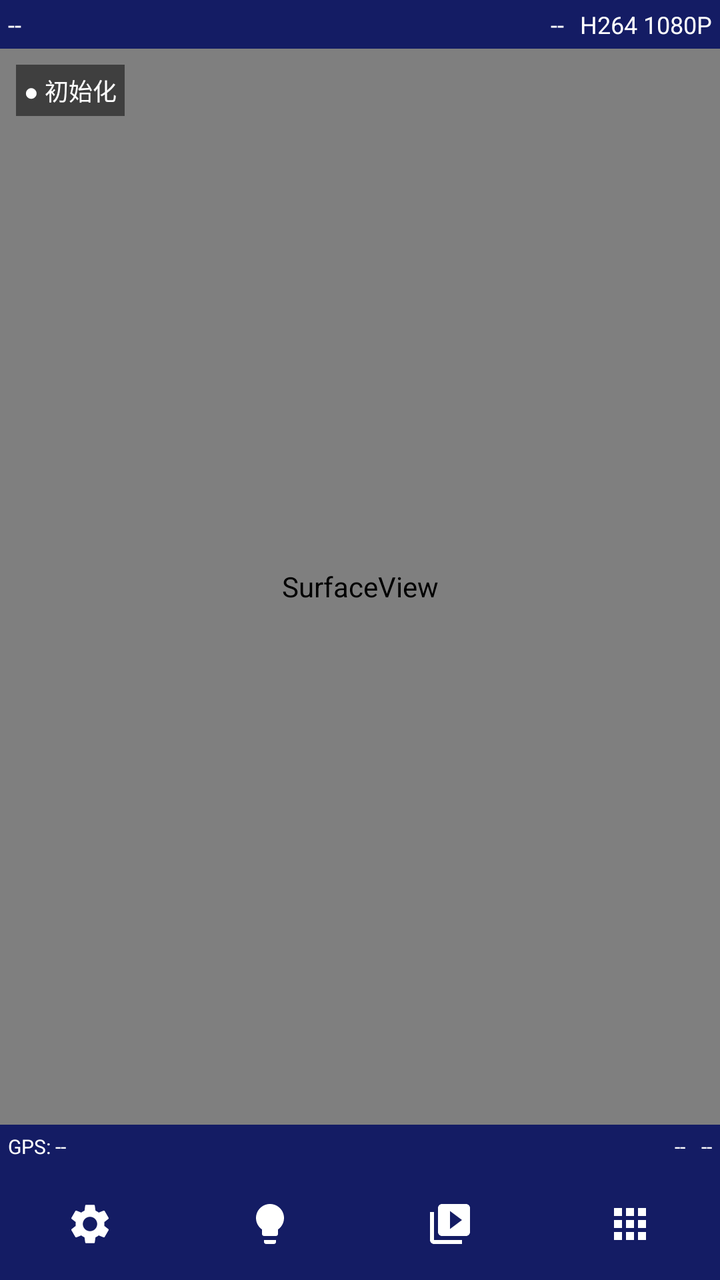
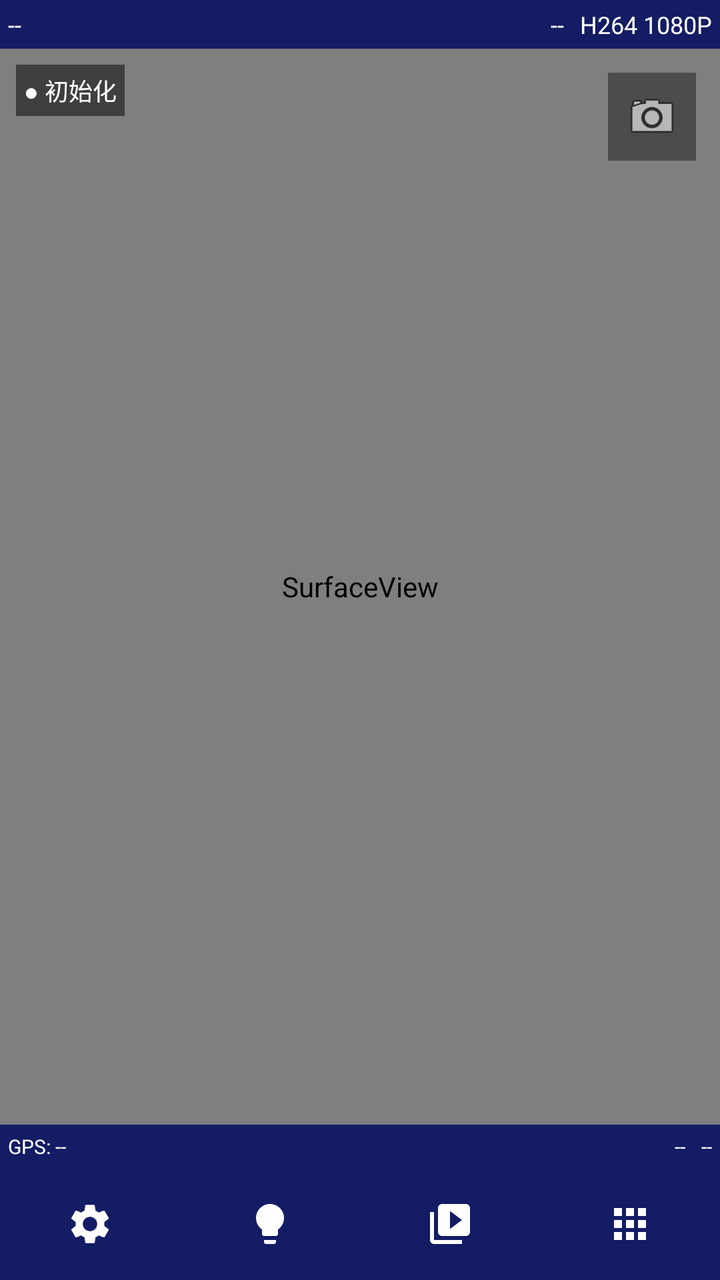

Compare the two renders of this Android layout. The source of the first and the diff that turns it into the second are given below.
<!-- AndroidManifest.xml: application theme Theme.EnforcementApp -->
<!-- res/layout/activity_main.xml -->
<?xml version="1.0" encoding="utf-8"?>
<androidx.constraintlayout.widget.ConstraintLayout
    xmlns:android="http://schemas.android.com/apk/res/android"
    xmlns:app="http://schemas.android.com/apk/res-auto"
    android:layout_width="match_parent"
    android:layout_height="match_parent"
    android:background="#000000">

    
    <LinearLayout
        android:id="@+id/infoBar"
        android:layout_width="match_parent"
        android:layout_height="wrap_content"
        android:orientation="horizontal"
        android:padding="4dp"
        android:background="#CC1A237E"
        app:layout_constraintTop_toTopOf="parent"
        app:layout_constraintStart_toStartOf="parent"
        app:layout_constraintEnd_toEndOf="parent">

        <TextView
            android:id="@+id/tvStorage"
            android:layout_width="wrap_content"
            android:layout_height="wrap_content"
            android:textColor="#FFFFFF"
            android:textSize="12sp"
            android:text="--" />

        <Space
            android:layout_width="0dp"
            android:layout_height="1dp"
            android:layout_weight="1" />

        <TextView
            android:id="@+id/tvDate"
            android:layout_width="wrap_content"
            android:layout_height="wrap_content"
            android:textColor="#FFFFFF"
            android:textSize="12sp"
            android:text="--" />

        <Space
            android:layout_width="8dp"
            android:layout_height="1dp" />

        <TextView
            android:id="@+id/tvEncoding"
            android:layout_width="wrap_content"
            android:layout_height="wrap_content"
            android:textColor="#FFFFFF"
            android:textSize="12sp"
            android:text="H264 1080P" />

    </LinearLayout>

    
    <SurfaceView
        android:id="@+id/surfacePreview"
        android:layout_width="match_parent"
        android:layout_height="0dp"
        app:layout_constraintTop_toBottomOf="@id/infoBar"
        app:layout_constraintBottom_toTopOf="@id/gpsBar"
        app:layout_constraintStart_toStartOf="parent"
        app:layout_constraintEnd_toEndOf="parent" />

    
    <TextView
        android:id="@+id/tvStreamStatus"
        android:layout_width="wrap_content"
        android:layout_height="wrap_content"
        android:padding="4dp"
        android:textColor="#FFFFFF"
        android:textSize="12sp"
        android:background="#80000000"
        android:text="● 初始化"
        android:layout_margin="8dp"
        app:layout_constraintTop_toBottomOf="@id/infoBar"
        app:layout_constraintStart_toStartOf="parent" />

    
    <TextView
        android:id="@+id/tvRecordingIndicator"
        android:layout_width="wrap_content"
        android:layout_height="wrap_content"
        android:padding="6dp"
        android:textColor="#FF0000"
        android:textSize="14sp"
        android:textStyle="bold"
        android:background="#80000000"
        android:text="● REC 00:00"
        android:visibility="gone"
        android:layout_margin="8dp"
        app:layout_constraintTop_toBottomOf="@id/infoBar"
        app:layout_constraintEnd_toEndOf="parent" />

    
    <LinearLayout
        android:id="@+id/gpsBar"
        android:layout_width="match_parent"
        android:layout_height="wrap_content"
        android:orientation="horizontal"
        android:padding="4dp"
        android:background="#CC1A237E"
        app:layout_constraintBottom_toTopOf="@id/bottomBar"
        app:layout_constraintStart_toStartOf="parent"
        app:layout_constraintEnd_toEndOf="parent">

        <TextView
            android:id="@+id/tvGps"
            android:layout_width="wrap_content"
            android:layout_height="wrap_content"
            android:textColor="#FFFFFF"
            android:textSize="10sp"
            android:text="GPS: --" />

        <Space
            android:layout_width="0dp"
            android:layout_height="1dp"
            android:layout_weight="1" />

        <TextView
            android:id="@+id/tvDeviceId"
            android:layout_width="wrap_content"
            android:layout_height="wrap_content"
            android:textColor="#FFFFFF"
            android:textSize="10sp"
            android:text="--" />

        <Space
            android:layout_width="8dp"
            android:layout_height="1dp" />

        <TextView
            android:id="@+id/tvTime"
            android:layout_width="wrap_content"
            android:layout_height="wrap_content"
            android:textColor="#FFFFFF"
            android:textSize="10sp"
            android:text="--" />

    </LinearLayout>

    
    <LinearLayout
        android:id="@+id/bottomBar"
        android:layout_width="match_parent"
        android:layout_height="56dp"
        android:orientation="horizontal"
        android:background="#CC1A237E"
        app:layout_constraintBottom_toBottomOf="parent"
        app:layout_constraintStart_toStartOf="parent"
        app:layout_constraintEnd_toEndOf="parent">

        <ImageButton
            android:id="@+id/btnSettings"
            android:layout_width="0dp"
            android:layout_height="match_parent"
            android:layout_weight="1"
            android:src="@drawable/ic_settings"
            android:background="?attr/selectableItemBackground"
            android:contentDescription="设置" />

        <ImageButton
            android:id="@+id/btnLight"
            android:layout_width="0dp"
            android:layout_height="match_parent"
            android:layout_weight="1"
            android:src="@drawable/ic_light"
            android:background="?attr/selectableItemBackground"
            android:contentDescription="灯光" />

        <ImageButton
            android:id="@+id/btnPlayback"
            android:layout_width="0dp"
            android:layout_height="match_parent"
            android:layout_weight="1"
            android:src="@drawable/ic_playback"
            android:background="?attr/selectableItemBackground"
            android:contentDescription="回放" />

        <ImageButton
            android:id="@+id/btnFunction"
            android:layout_width="0dp"
            android:layout_height="match_parent"
            android:layout_weight="1"
            android:src="@drawable/ic_function"
            android:background="?attr/selectableItemBackground"
            android:contentDescription="功能" />

    </LinearLayout>

</androidx.constraintlayout.widget.ConstraintLayout>
<!-- resources referenced by this layout -->
<resources>
  <!-- drawable ic_function (drawable) -->
  <vector xmlns:android="http://schemas.android.com/apk/res/android"
      android:width="24dp"
      android:height="24dp"
      android:viewportWidth="24"
      android:viewportHeight="24"
      android:tint="@android:color/white">
    <path
        android:fillColor="@android:color/white"
        android:pathData="M4,8h4V4H4v4zm6,12h4v-4h-4v4zm-6,0h4v-4H4v4zm0,-6h4v-4H4v4zm6,0h4v-4h-4v4zm6,-10v4h4V4h-4zm-6,4h4V4h-4v4zm6,6h4v-4h-4v4zm0,6h4v-4h-4v4z"/>
  </vector>
  <!-- drawable ic_light (drawable) -->
  <vector xmlns:android="http://schemas.android.com/apk/res/android"
      android:width="24dp"
      android:height="24dp"
      android:viewportWidth="24"
      android:viewportHeight="24"
      android:tint="@android:color/white">
    <path
        android:fillColor="@android:color/white"
        android:pathData="M9,21c0,0.55 0.45,1 1,1h4c0.55,0 1,-0.45 1,-1v-1L9,20v1zM12,2C8.14,2 5,5.14 5,9c0,2.38 1.19,4.47 3,5.74L8,17c0,0.55 0.45,1 1,1h6c0.55,0 1,-0.45 1,-1l0,-2.26c1.81,-1.27 3,-3.36 3,-5.74C19,5.14 15.86,2 12,2z"/>
  </vector>
  <!-- drawable ic_playback (drawable) -->
  <vector xmlns:android="http://schemas.android.com/apk/res/android"
      android:width="24dp"
      android:height="24dp"
      android:viewportWidth="24"
      android:viewportHeight="24"
      android:tint="@android:color/white">
    <path
        android:fillColor="@android:color/white"
        android:pathData="M4,6H2v14c0,1.1 0.9,2 2,2h14v-2H4V6zm16,-4H8c-1.1,0 -2,0.9 -2,2v12c0,1.1 0.9,2 2,2h12c1.1,0 2,-0.9 2,-2V4c0,-1.1 -0.9,-2 -2,-2zm-8,12.5v-9l6,4.5 -6,4.5z"/>
  </vector>
  <!-- drawable ic_settings (drawable) -->
  <vector xmlns:android="http://schemas.android.com/apk/res/android"
      android:width="24dp"
      android:height="24dp"
      android:viewportWidth="24"
      android:viewportHeight="24"
      android:tint="@android:color/white">
    <path
        android:fillColor="@android:color/white"
        android:pathData="M19.14,12.94c0.04,-0.3 0.06,-0.61 0.06,-0.94c0,-0.32 -0.02,-0.64 -0.07,-0.94l2.03,-1.58c0.18,-0.14 0.23,-0.41 0.12,-0.61l-1.92,-3.32c-0.12,-0.22 -0.37,-0.29 -0.59,-0.22l-2.39,0.96c-0.5,-0.38 -1.03,-0.7 -1.62,-0.94L14.4,2.81c-0.04,-0.24 -0.24,-0.41 -0.48,-0.41h-3.84c-0.24,0 -0.43,0.17 -0.47,0.41L9.25,5.35C8.66,5.59 8.12,5.92 7.63,6.29L5.24,5.33c-0.22,-0.08 -0.47,0 -0.59,0.22L2.74,8.87C2.62,9.08 2.66,9.34 2.86,9.48l2.03,1.58C4.84,11.36 4.8,11.69 4.8,12s0.02,0.64 0.07,0.94l-2.03,1.58c-0.18,0.14 -0.23,0.41 -0.12,0.61l1.92,3.32c0.12,0.22 0.37,0.29 0.59,0.22l2.39,-0.96c0.5,0.38 1.03,0.7 1.62,0.94l0.36,2.54c0.05,0.24 0.24,0.41 0.48,0.41h3.84c0.24,0 0.44,-0.17 0.47,-0.41l0.36,-2.54c0.59,-0.24 1.13,-0.56 1.62,-0.94l2.39,0.96c0.22,0.08 0.47,0 0.59,-0.22l1.92,-3.32c0.12,-0.22 0.07,-0.47 -0.12,-0.61L19.14,12.94zM12,15.6c-1.98,0 -3.6,-1.62 -3.6,-3.6s1.62,-3.6 3.6,-3.6s3.6,1.62 3.6,3.6S13.98,15.6 12,15.6z"/>
  </vector>
  <style name="Theme.EnforcementApp" parent="Theme.MaterialComponents.DayNight.NoActionBar">
          <item name="colorPrimary">#1A237E</item>
          <item name="colorPrimaryVariant">#0D47A1</item>
          <item name="colorOnPrimary">#FFFFFF</item>
          <item name="colorSecondary">#2196F3</item>
          <item name="android:windowBackground">#000000</item>
      </style>
</resources>

<!-- the commit's change to res/layout/activity_main.xml (unified diff, before → after) -->
@@ -61,6 +61,20 @@
         app:layout_constraintTop_toBottomOf="@id/infoBar"
         app:layout_constraintBottom_toTopOf="@id/gpsBar"
         app:layout_constraintStart_toStartOf="parent"
+        app:layout_constraintEnd_toEndOf="parent" />
+
+    
+    <ImageButton
+        android:id="@+id/btnSwitchCamera"
+        android:layout_width="44dp"
+        android:layout_height="44dp"
+        android:layout_margin="12dp"
+        android:src="@android:drawable/ic_menu_camera"
+        android:background="#66000000"
+        android:scaleType="centerInside"
+        android:padding="8dp"
+        android:contentDescription="切换摄像头"
+        app:layout_constraintTop_toBottomOf="@id/infoBar"
         app:layout_constraintEnd_toEndOf="parent" />
 
     
